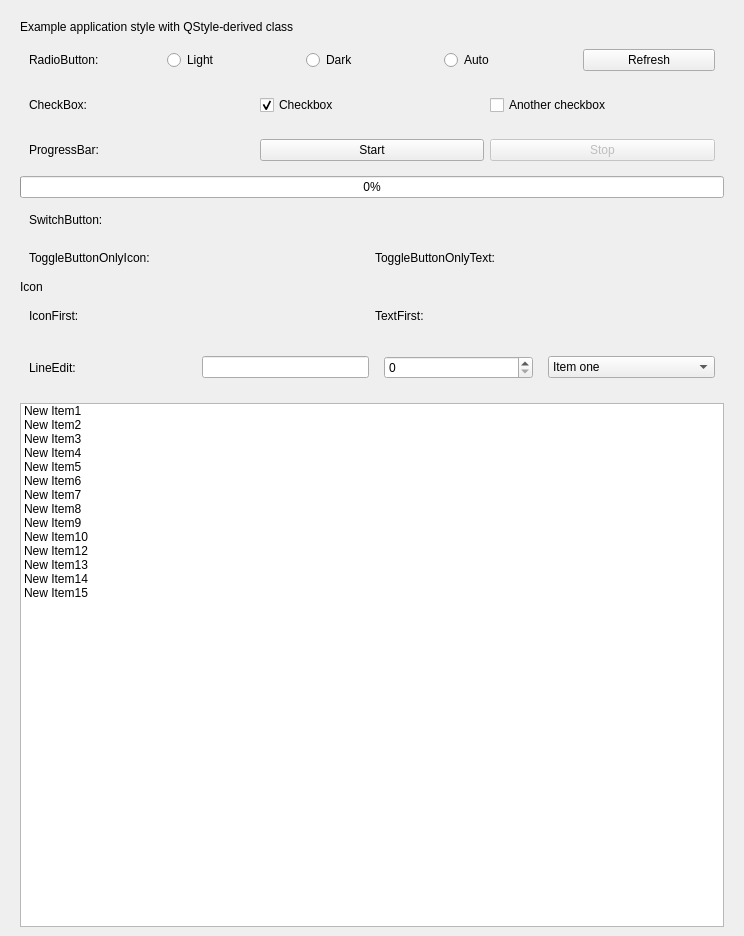
Above: example/MainWindow.ui from AlanusMeminius/VanillaStyle before the change. Below: the same form after it.
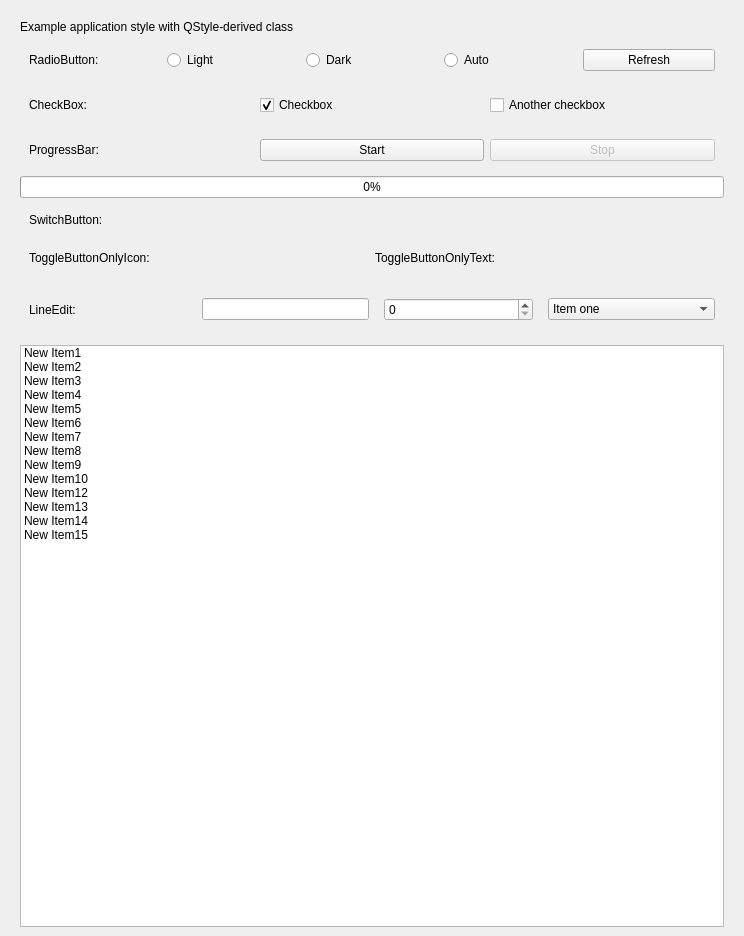
That is the form after the change. Custom widgets are drawn as their Qt base class.

```diff
--- a/example/MainWindow.ui
+++ b/example/MainWindow.ui
@@ -181,53 +181,6 @@
       </layout>
      </widget>
     </item>
-    <item>
-     <widget class="QLabel" name="label_10">
-      <property name="text">
-       <string>Icon</string>
-      </property>
-     </widget>
-    </item>
-    <item>
-     <widget class="QWidget" name="widget_9" native="true">
-      <layout class="QHBoxLayout" name="horizontalLayout_9">
-       <item>
-        <widget class="QLabel" name="label_12">
-         <property name="text">
-          <string>IconFirst: </string>
-         </property>
-        </widget>
-       </item>
-       <item>
-        <widget class="Vanilla::IconLabel" name="iconLabelFirst" native="true">
-         <property name="minimumSize">
-          <size>
-           <width>100</width>
-           <height>0</height>
-          </size>
-         </property>
-        </widget>
-       </item>
-       <item>
-        <widget class="QLabel" name="label_13">
-         <property name="text">
-          <string>TextFirst: </string>
-         </property>
-        </widget>
-       </item>
-       <item>
-        <widget class="Vanilla::IconLabel" name="iconLabelSecond" native="true">
-         <property name="minimumSize">
-          <size>
-           <width>100</width>
-           <height>0</height>
-          </size>
-         </property>
-        </widget>
-       </item>
-      </layout>
-     </widget>
-    </item>
     <item>
      <widget class="QWidget" name="widget_5" native="true">
       <layout class="QHBoxLayout" name="horizontalLayout_5">
@@ -371,12 +324,6 @@
    <header>VanillaStyle/Widgets/SwitchButton.h</header>
    <container>1</container>
   </customwidget>
-  <customwidget>
-   <class>Vanilla::IconLabel</class>
-   <extends>QWidget</extends>
-   <header>VanillaStyle/Widgets/IconLabel.h</header>
-   <container>1</container>
-  </customwidget>
  </customwidgets>
  <resources/>
  <connections/>
```
